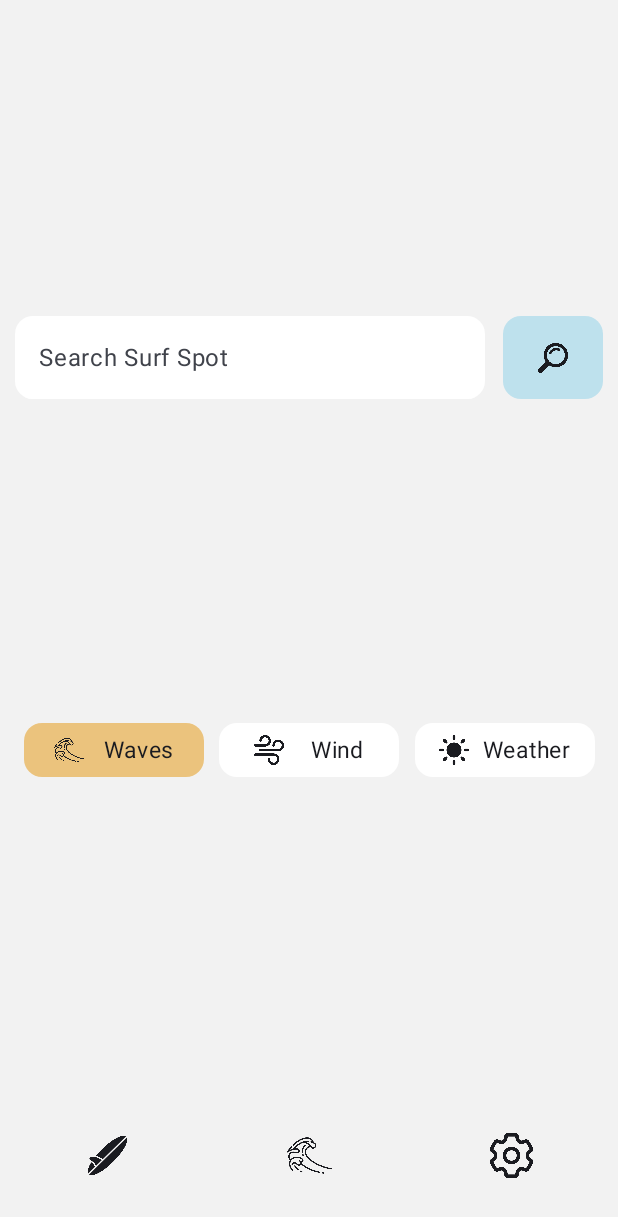
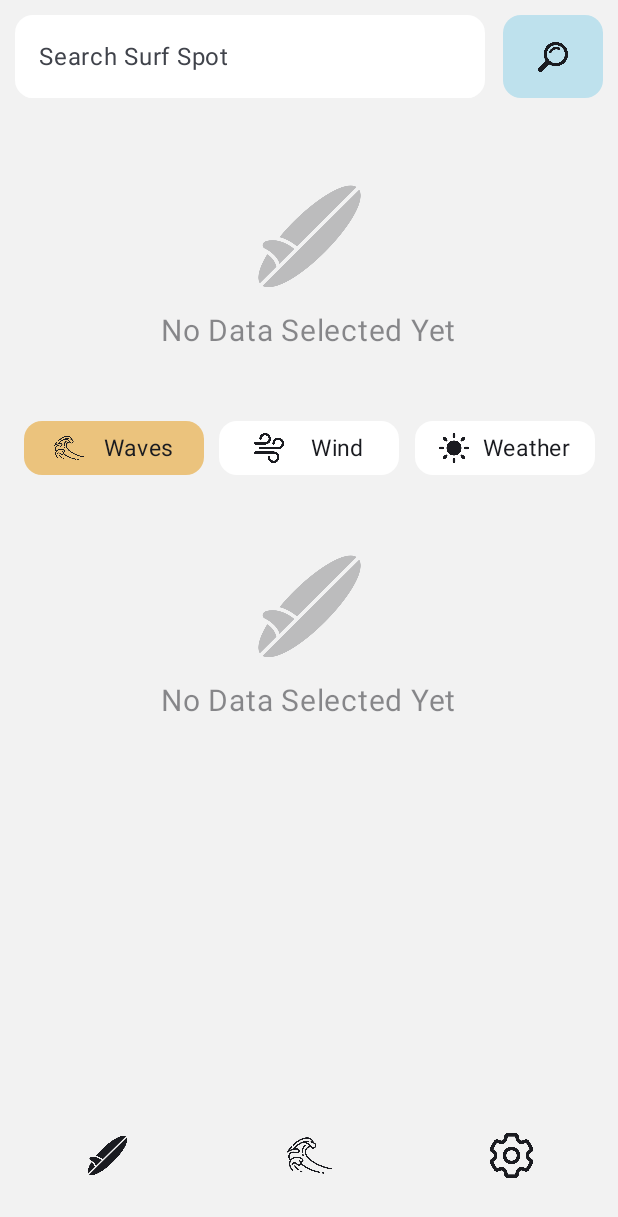
Before and after one commit to croftKie/surfista, an Android app built with Jetpack Compose: the Dashboard screen opened through its navigation route, on a phone screen of 412 x 824 dp. Shown: the top 1217 px of the screen. Run offline under Robolectric (Android 15) with nearby library versions, the phone set to English and light mode, and no system bars; our stand-ins replace Room's generated code.

Commit message:
added empty component

```diff
--- a/app/src/main/java/com/croftk/surfista/components/GenericComponents.kt
+++ b/app/src/main/java/com/croftk/surfista/components/GenericComponents.kt
@@ -26,6 +26,7 @@ import androidx.compose.runtime.remember
 import androidx.compose.runtime.setValue
 import androidx.compose.ui.Alignment
 import androidx.compose.ui.Modifier
+import androidx.compose.ui.draw.alpha
 import androidx.compose.ui.draw.clip
 import androidx.compose.ui.graphics.Color
 import androidx.compose.ui.res.colorResource
@@ -245,7 +246,30 @@ fun SearchBar(
 }
 
 
+@Composable
+fun Empty(modifier: Modifier = Modifier, text: String = "No Data Selected Yet"){
+	Column(
+		modifier = modifier.fillMaxWidth().height(200.dp),
+		horizontalAlignment = Alignment.CenterHorizontally,
+		verticalArrangement = Arrangement.Center
+	) {
+		ImageIcon(
+			Modifier.height(90.dp).alpha(0.25f).padding(bottom = 12.dp),
+			drawableImage = R.drawable.surfboard,
+			contentDesc = R.string.search_mag_desc
+		)
+		Text(modifier = Modifier.alpha(0.5f), text = text, fontSize = 20.sp)
+	}
+}
+
+
 // Previews
+
+@Preview(showBackground = true)
+@Composable
+fun PreviewEmpty(){
+	Empty()
+}
 
 @Preview(showBackground = true)
 @Composable
--- a/app/src/main/java/com/croftk/surfista/screens/Dashboard.kt
+++ b/app/src/main/java/com/croftk/surfista/screens/Dashboard.kt
@@ -49,6 +49,7 @@ import androidx.navigation.NavHostController
 import androidx.navigation.compose.rememberNavController
 import com.croftk.surfista.BuildConfig
 import com.croftk.surfista.R
+import com.croftk.surfista.components.Empty
 import com.croftk.surfista.ui.theme.SurfistaTheme
 import com.croftk.surfista.components.ImageIcon
 import com.croftk.surfista.components.NavigationBar
@@ -78,10 +79,13 @@ fun Dashboard(innerPadding: PaddingValues, navController: NavHostController, db:
 		.fillMaxHeight()
 		.background(colorResource(R.color.offWhite))
 		.padding(innerPadding)
-		.verticalScroll(scrollState),
-		verticalArrangement = Arrangement.SpaceEvenly
+		.verticalScroll(scrollState)
 	) {
-		Column(){
+		Column(
+			modifier = Modifier
+				.fillMaxWidth()
+				.fillMaxHeight(),
+		){
 			SearchBar(
 				adjustablePadding = 10.dp,
 				onClick = { value ->
@@ -105,10 +109,14 @@ fun Dashboard(innerPadding: PaddingValues, navController: NavHostController, db:
 				})
 			if(data.isNotEmpty()){
 				DayCardRow(adjustablePadding = 20.dp, data, selectedDay)
+			} else {
+				Empty()
 			}
 		}
 		Column(modifier = Modifier
-			.fillMaxWidth()) {
+			.fillMaxWidth()
+			.fillMaxHeight(),
+		) {
 			Row(
 				modifier = Modifier
 					.padding(5.dp)
@@ -148,6 +156,8 @@ fun Dashboard(innerPadding: PaddingValues, navController: NavHostController, db:
 			}
 			if(data.isNotEmpty()){
 				Table(Modifier, data = data[selectedDay.intValue])
+			} else {
+				Empty()
 			}
 		}
 	}
```
Also changed, not shown: app/src/main/java/com/croftk/surfista/screens/Quiver.kt (+12 -5 lines).
